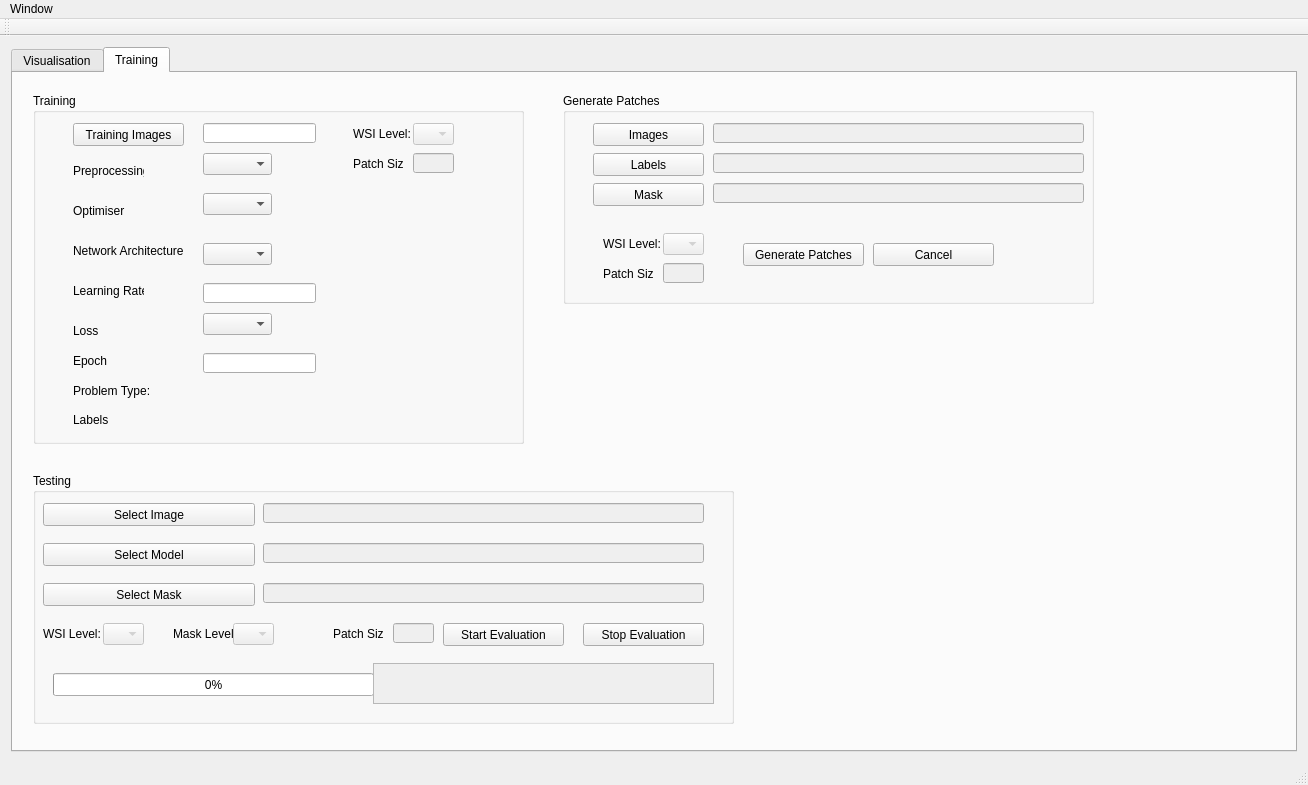
The window that resource/mainwindow_ui_backup.ui (abhinavagarwalla/Tissue_GUI) describes before a commit, drawn with Qt 5.
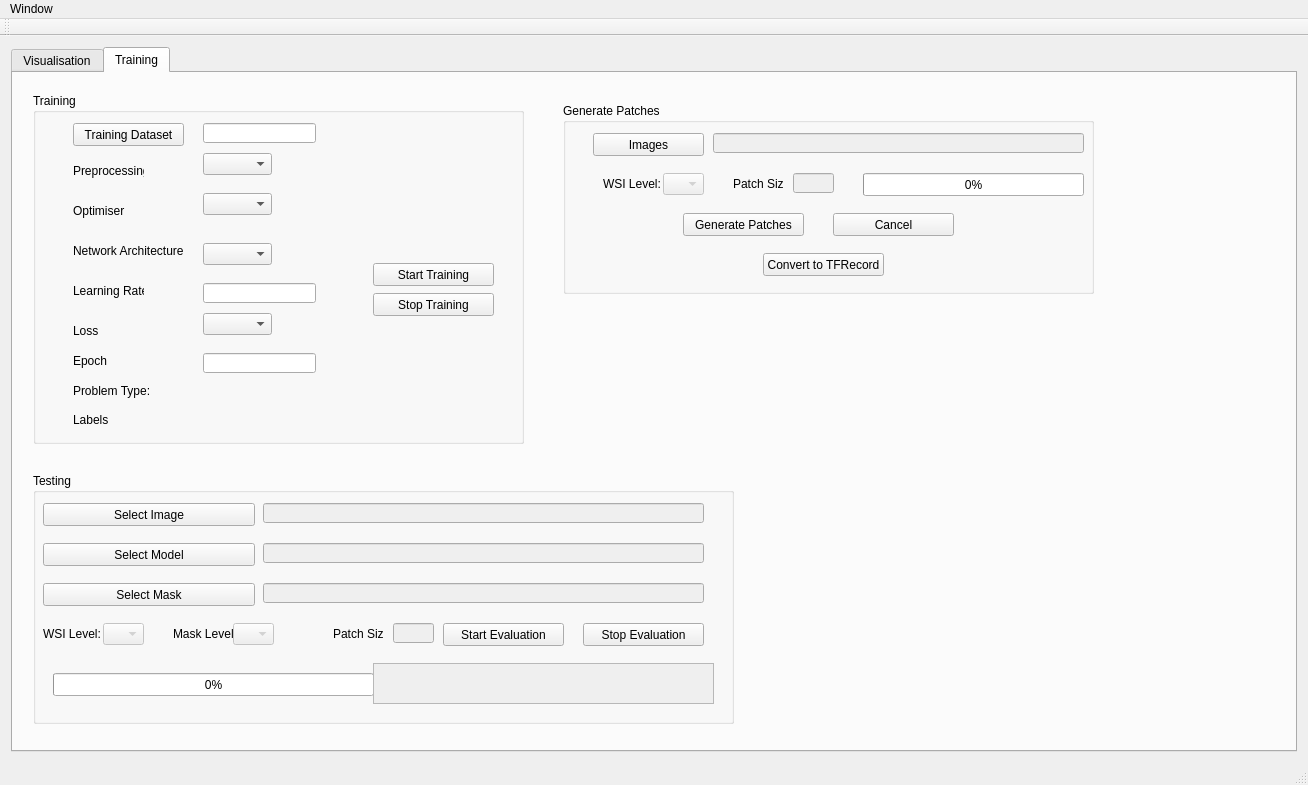
The same window after the commit.

```diff
--- a/resource/mainwindow_ui_backup.ui
+++ b/resource/mainwindow_ui_backup.ui
@@ -841,58 +841,6 @@
           </rect>
          </property>
         </widget>
-        <widget class="QLabel" name="label_11">
-         <property name="geometry">
-          <rect>
-           <x>320</x>
-           <y>30</y>
-           <width>61</width>
-           <height>21</height>
-          </rect>
-         </property>
-         <property name="text">
-          <string>WSI Level:</string>
-         </property>
-        </widget>
-        <widget class="QComboBox" name="select_wsi_level_2">
-         <property name="enabled">
-          <bool>false</bool>
-         </property>
-         <property name="geometry">
-          <rect>
-           <x>380</x>
-           <y>30</y>
-           <width>41</width>
-           <height>22</height>
-          </rect>
-         </property>
-        </widget>
-        <widget class="QLabel" name="label_12">
-         <property name="geometry">
-          <rect>
-           <x>320</x>
-           <y>60</y>
-           <width>51</width>
-           <height>21</height>
-          </rect>
-         </property>
-         <property name="text">
-          <string>Patch Size</string>
-         </property>
-        </widget>
-        <widget class="QLineEdit" name="select_patch_size_2">
-         <property name="enabled">
-          <bool>false</bool>
-         </property>
-         <property name="geometry">
-          <rect>
-           <x>380</x>
-           <y>60</y>
-           <width>41</width>
-           <height>20</height>
-          </rect>
-         </property>
-        </widget>
         <widget class="QLabel" name="label_13">
          <property name="geometry">
           <rect>
@@ -939,7 +887,33 @@
           </rect>
          </property>
          <property name="text">
-          <string>Training Images</string>
+          <string>Training Dataset</string>
+         </property>
+        </widget>
+        <widget class="QPushButton" name="start_train">
+         <property name="geometry">
+          <rect>
+           <x>340</x>
+           <y>170</y>
+           <width>121</width>
+           <height>23</height>
+          </rect>
+         </property>
+         <property name="text">
+          <string>Start Training</string>
+         </property>
+        </widget>
+        <widget class="QPushButton" name="stop_train">
+         <property name="geometry">
+          <rect>
+           <x>340</x>
+           <y>200</y>
+           <width>121</width>
+           <height>23</height>
+          </rect>
+         </property>
+         <property name="text">
+          <string>Stop Training</string>
          </property>
         </widget>
        </widget>
@@ -947,9 +921,9 @@
         <property name="geometry">
          <rect>
           <x>550</x>
-          <y>20</y>
+          <y>30</y>
           <width>531</width>
-          <height>211</height>
+          <height>191</height>
          </rect>
         </property>
         <property name="title">
@@ -987,8 +961,8 @@
          </property>
          <property name="geometry">
           <rect>
-           <x>100</x>
-           <y>170</y>
+           <x>230</x>
+           <y>70</y>
            <width>41</width>
            <height>20</height>
           </rect>
@@ -1001,7 +975,7 @@
          <property name="geometry">
           <rect>
            <x>100</x>
-           <y>140</y>
+           <y>70</y>
            <width>41</width>
            <height>22</height>
           </rect>
@@ -1011,7 +985,7 @@
          <property name="geometry">
           <rect>
            <x>40</x>
-           <y>140</y>
+           <y>70</y>
            <width>61</width>
            <height>21</height>
           </rect>
@@ -1023,8 +997,8 @@
         <widget class="QLabel" name="label_16">
          <property name="geometry">
           <rect>
-           <x>40</x>
-           <y>170</y>
+           <x>170</x>
+           <y>70</y>
            <width>51</width>
            <height>21</height>
           </rect>
@@ -1033,63 +1007,11 @@
           <string>Patch Size</string>
          </property>
         </widget>
-        <widget class="QPushButton" name="select_gen_labels">
-         <property name="geometry">
-          <rect>
-           <x>30</x>
-           <y>60</y>
-           <width>111</width>
-           <height>23</height>
-          </rect>
-         </property>
-         <property name="text">
-          <string>Labels</string>
-         </property>
-        </widget>
-        <widget class="QLineEdit" name="gen_label_path">
-         <property name="enabled">
-          <bool>false</bool>
-         </property>
-         <property name="geometry">
-          <rect>
-           <x>150</x>
-           <y>60</y>
-           <width>371</width>
-           <height>20</height>
-          </rect>
-         </property>
-        </widget>
-        <widget class="QLineEdit" name="gen_mask_path">
-         <property name="enabled">
-          <bool>false</bool>
-         </property>
-         <property name="geometry">
-          <rect>
-           <x>150</x>
-           <y>90</y>
-           <width>371</width>
-           <height>20</height>
-          </rect>
-         </property>
-        </widget>
-        <widget class="QPushButton" name="select_gen_mask">
-         <property name="geometry">
-          <rect>
-           <x>30</x>
-           <y>90</y>
-           <width>111</width>
-           <height>23</height>
-          </rect>
-         </property>
-         <property name="text">
-          <string>Mask</string>
-         </property>
-        </widget>
         <widget class="QPushButton" name="start_gen_patch">
          <property name="geometry">
           <rect>
-           <x>180</x>
-           <y>150</y>
+           <x>120</x>
+           <y>110</y>
            <width>121</width>
            <height>23</height>
           </rect>
@@ -1101,8 +1023,8 @@
         <widget class="QPushButton" name="stop_gen_patch">
          <property name="geometry">
           <rect>
-           <x>310</x>
-           <y>150</y>
+           <x>270</x>
+           <y>110</y>
            <width>121</width>
            <height>23</height>
           </rect>
@@ -1111,6 +1033,32 @@
           <string>Cancel</string>
          </property>
         </widget>
+        <widget class="QProgressBar" name="patch_progress">
+         <property name="geometry">
+          <rect>
+           <x>300</x>
+           <y>70</y>
+           <width>221</width>
+           <height>23</height>
+          </rect>
+         </property>
+         <property name="value">
+          <number>0</number>
+         </property>
+        </widget>
+        <widget class="QPushButton" name="start_tf_record">
+         <property name="geometry">
+          <rect>
+           <x>200</x>
+           <y>150</y>
+           <width>121</width>
+           <height>23</height>
+          </rect>
+         </property>
+         <property name="text">
+          <string>Convert to TFRecord</string>
+         </property>
+        </widget>
        </widget>
       </widget>
      </widget>
```
